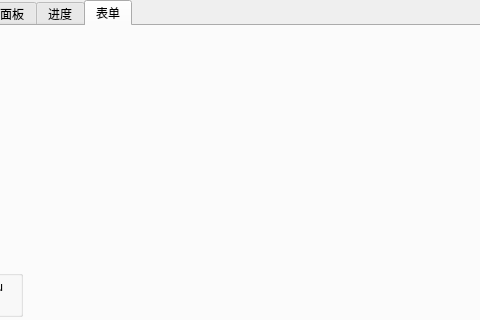
Old version of the form examples/mainwindow.ui in the repository yyx-dev/qt-element-ui; both pictures show x 360 to 840 and y 0 to 320 of the 1280 by 800 pixel window.
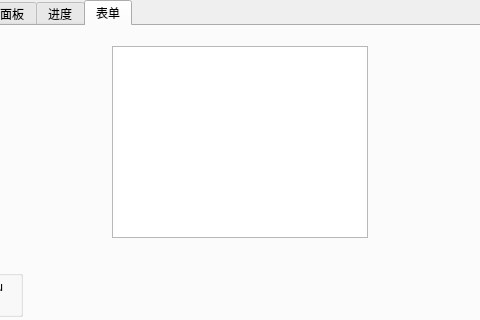
New version of the form. The open tabs and pages were chosen to show the change. Custom widgets are drawn as their Qt base class.

Commit message: add menu widget and some vscode config files

```diff
--- a/examples/mainwindow.ui
+++ b/examples/mainwindow.ui
@@ -2179,6 +2179,24 @@
        </rect>
       </property>
      </widget>
+     <widget class="Element::Menu" name="menu">
+      <property name="geometry">
+       <rect>
+        <x>470</x>
+        <y>20</y>
+        <width>256</width>
+        <height>192</height>
+       </rect>
+      </property>
+      <attribute name="headerVisible">
+       <bool>false</bool>
+      </attribute>
+      <column>
+       <property name="text">
+        <string notr="true">1</string>
+       </property>
+      </column>
+     </widget>
     </widget>
    </widget>
   </widget>
@@ -2325,6 +2343,11 @@
    <extends>QSlider</extends>
    <header location="global">slider.h</header>
   </customwidget>
+  <customwidget>
+   <class>Element::Menu</class>
+   <extends>QTreeWidget</extends>
+   <header location="global">menu.h</header>
+  </customwidget>
  </customwidgets>
  <resources/>
  <connections/>
```
Left out of the diff: 2 changed lines with no effect on the pictures. The commit also changes 37 other files.
